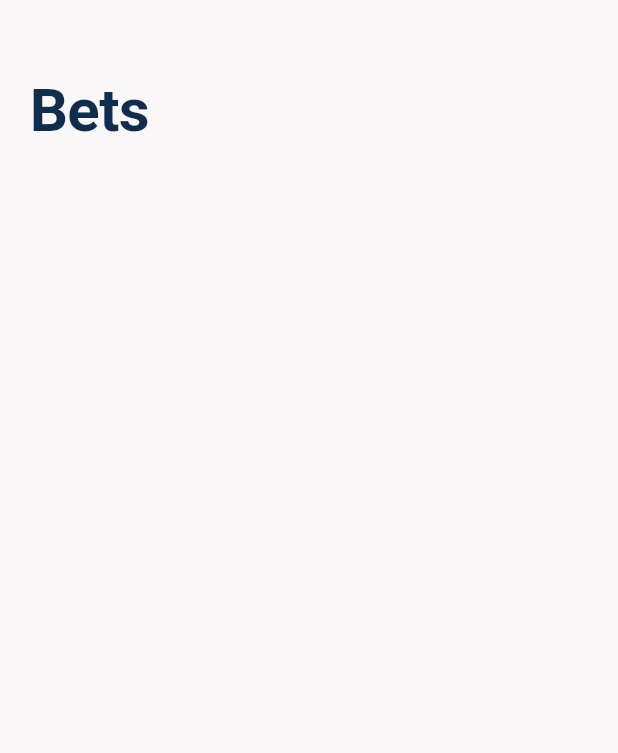
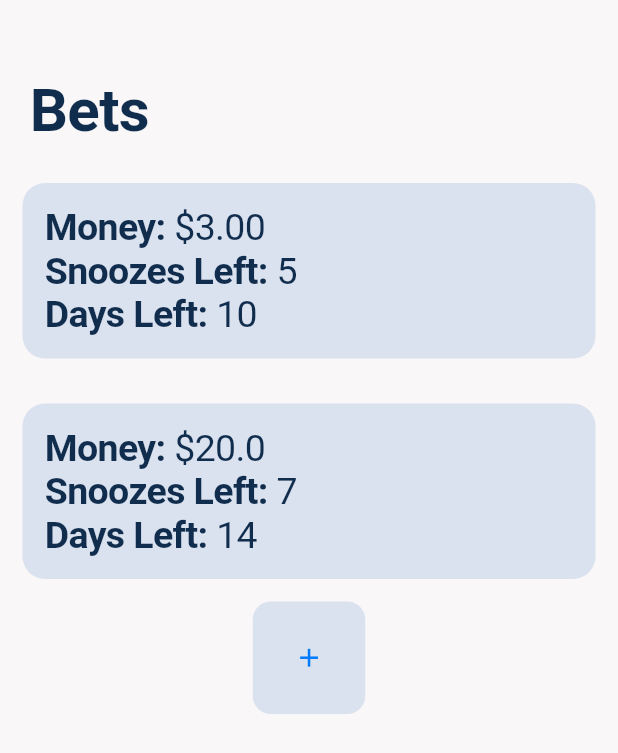
Before and after one commit to Apoorv240/CashClock, a Flutter app: the BettingPage screen opened directly, on a phone screen of 412 x 824 dp. Shown: the top 753 px of the screen. Run offline on Flutter 3.47's test engine with Material 3 defaults, Android fonts, the phone set to English and light mode, and no system bars; missing offline and left inert: sheet.

Commit message:
Added betting page

```diff
--- a/lib/data/DataTransfer.dart
+++ b/lib/data/DataTransfer.dart
@@ -5,6 +5,11 @@ class Data {
     TimerData(const TimeOfDay(hour: 2, minute: 50), "Wake Up!!!", true),
     TimerData(const TimeOfDay(hour: 5, minute: 40), "Wake Up!!", false),
     TimerData(const TimeOfDay(hour: 6, minute: 10), "Wake Up!", true),
+  ];
+  static var betList = [
+    BetData(10, 5, 3),
+    BetData(14, 7, 20),
+    BetData(10, 10, 10)
   ];
 }
 
@@ -14,3 +19,10 @@ class TimerData {
   String description = "";
   bool enabled = true;
 }
+
+class BetData {
+  BetData(this.daysLeft, this.snoozesLeft, this.money);
+  int daysLeft = 7;
+  int snoozesLeft = 10;
+  double money = 10;
+}
--- a/lib/pages/alarm_input.dart
+++ b/lib/pages/alarm_input.dart
@@ -30,8 +30,39 @@ class AlarmInputPageState extends State<AlarmInputPage> {
             border:
                 Border.fromBorderSide(BorderSide(color: Color(0xFFDBE2EF)))),
         backgroundColor: Color(0xFFF9F7F7),
-        child: Row(
+        child: Column(
           children: [
+            Padding(padding: EdgeInsets.all(10) ,child: Container(
+              padding: EdgeInsets.all(8),
+              decoration: BoxDecoration(
+                borderRadius: BorderRadius.circular(15),
+                color: Colors.grey.shade300,
+              ),
+              child: Column(
+                children: [
+                  CupertinoTextField(
+                    style: TextStyle(
+                      color: Colors.black
+                    ),
+                    placeholderStyle: TextStyle(
+                      color: Colors.grey.shade100,
+                    ),
+                    placeholder: 'Required',
+                    prefix: Text(
+                      'Label:',
+                      style: TextStyle(
+                        fontWeight: FontWeight.bold,
+                        color: Colors.black
+                      ),
+                    ),
+                    decoration: BoxDecoration(),
+                    onChanged: (String text) {
+                      Data.timerList[widget.idx].description = text;
+                    },
+                  ),
+                ],
+              ),
+            )),
             CupertinoTheme(
                 data: const CupertinoThemeData(
                     textTheme: CupertinoTextThemeData(
@@ -41,7 +72,7 @@ class AlarmInputPageState extends State<AlarmInputPage> {
                       )
                     )
                 ),
-                child: Flexible(child: CupertinoTimerPicker(
+                child: Padding(padding: EdgeInsetsDirectional.only(start: 0, top: 10, end: 5, bottom: 10),child: Container( alignment: AlignmentDirectional.topCenter, child: Flexible(child: CupertinoTimerPicker(
                     backgroundColor: Colors.white70,
                     mode: CupertinoTimerPickerMode.hm,
                     initialTimerDuration: Duration(hours: Data.timerList[widget.idx].time.hour, minutes: Data.timerList[widget.idx].time.minute),
@@ -49,7 +80,7 @@ class AlarmInputPageState extends State<AlarmInputPage> {
                       Data.timerList[widget.idx].time = TimeOfDay(
                           hour: time.inHours,
                           minute: time.inMinutes-time.inHours*60);
-                    })))
+                    })))))
           ],
         ));
   }
--- /dev/null
+++ b/lib/pages/bet_widget.dart
@@ -0,0 +1,86 @@
+import 'package:cashclock/pages/alarm_input.dart';
+import 'package:flutter/cupertino.dart';
+import 'package:flutter/material.dart';
+import 'package:sheet/route.dart';
+import 'package:sheet/sheet.dart';
+import '../data/DataTransfer.dart';
+
+class BetWidget extends StatefulWidget {
+  final int idx;
+
+  BetWidget({Key? key, required this.idx}) : super(key: key);
+
+  @override
+  State<StatefulWidget> createState() {
+    return BetWidgetState();
+  }
+}
+
+class BetWidgetState extends State<BetWidget> {
+
+  @override
+  Widget build(BuildContext context) {
+    return Padding(padding: EdgeInsets.all(15), child: Container(
+        padding: const EdgeInsets.all(15),
+        decoration: const BoxDecoration(
+            color: Color(0xFFDBE2EF),
+            borderRadius: BorderRadius.all(Radius.circular(15))),
+        child: Column(
+            children: [
+              Row(
+                children: [
+                  Text(
+                    "Money: ",
+                    style: TextStyle(
+                        fontSize: 25,
+                        color: Color(0xFF112D4E),
+                        fontWeight: FontWeight.bold),
+                  ),
+                  Text(
+                    "\$${Data.betList[widget.idx].money.toStringAsPrecision(3)}",
+                    style: TextStyle(
+                      fontSize: 25,
+                      color: Color(0xFF112D4E),),
+                  ),
+                ],
+              ),
+              Row(
+                children: [
+                  Text(
+                    "Snoozes Left: ",
+                    style: TextStyle(
+                        fontSize: 25,
+                        color: Color(0xFF112D4E),
+                        fontWeight: FontWeight.bold),
+                  ),
+                  Text(
+                    "${Data.betList[widget.idx].snoozesLeft}",
+                    style: TextStyle(
+                      fontSize: 25,
+                      color: Color(0xFF112D4E),),
+                  ),
+                ],
+              ),
+              Row(
+                children: [
+                  Text(
+                    "Days Left: ",
+                    style: TextStyle(
+                        fontSize: 25,
+                        color: Color(0xFF112D4E),
+                        fontWeight: FontWeight.bold),
+                  ),
+                  Text(
+                    "${Data.betList[widget.idx].daysLeft}",
+                    style: TextStyle(
+                      fontSize: 25,
+                      color: Color(0xFF112D4E),),
+                  ),
+                ],
+              )
+            ]
+
+        )
+    ));
+  }
+}
--- a/lib/pages/betting_page.dart
+++ b/lib/pages/betting_page.dart
@@ -1,4 +1,6 @@
 import 'package:flutter/cupertino.dart';
+import 'bet_widget.dart';
+import 'package:flutter/material.dart';
 
 class BettingPage extends StatefulWidget {
   @override
@@ -11,11 +13,11 @@ class BettingPageState extends State<BettingPage> {
   @override
   Widget build(BuildContext context) {
     return CupertinoPageScaffold(
-        backgroundColor: const Color(0xFFF9F7F7),
+        backgroundColor: Color(0xFFF9F7F7),
         child: SingleChildScrollView(
           child: Column(
           children: [
-            const Padding(
+            Padding(
               padding: EdgeInsets.only(top: 50, bottom: 10, left: 20),
               child: Align(
                   alignment: Alignment.topLeft,
@@ -27,6 +29,25 @@ class BettingPageState extends State<BettingPage> {
                         fontSize: 40),
                   )),
             ),
+            BetWidget(idx: 0),
+            BetWidget(idx: 1),
+            SizedBox(
+                width: 75,
+                height: 75,
+                child: CupertinoButton(
+                    padding: EdgeInsets.zero,
+                    color: Color(0xFFDBE2EF),
+                    child: const Icon(Icons.add),
+                    onPressed: () {
+                      // Data.timerList.add(TimerData(TimeOfDay(hour: 0, minute: 0), "aaa", true));
+                      // int idx = Data.timerList.length - 1;
+                      // alarmWidgets.add(AlarmWidget(idx: idx));
+                      // setState(() {
+                      //
+                      // });
+                    }
+                )
+            ),
           ],
         )));
   }
```
